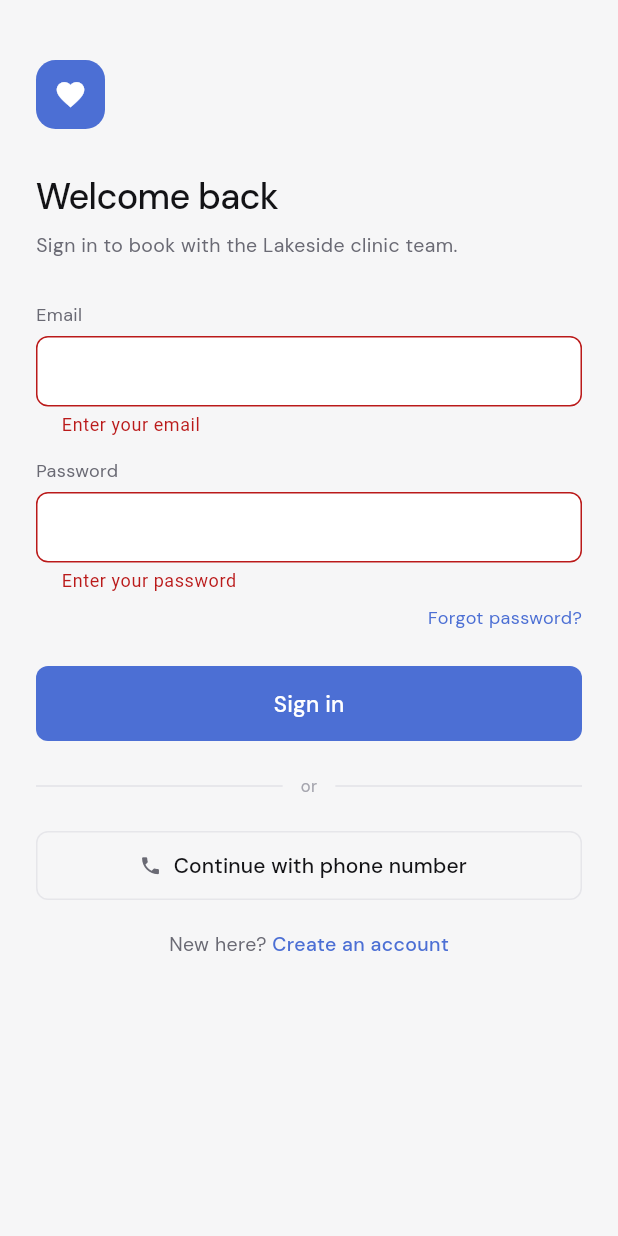
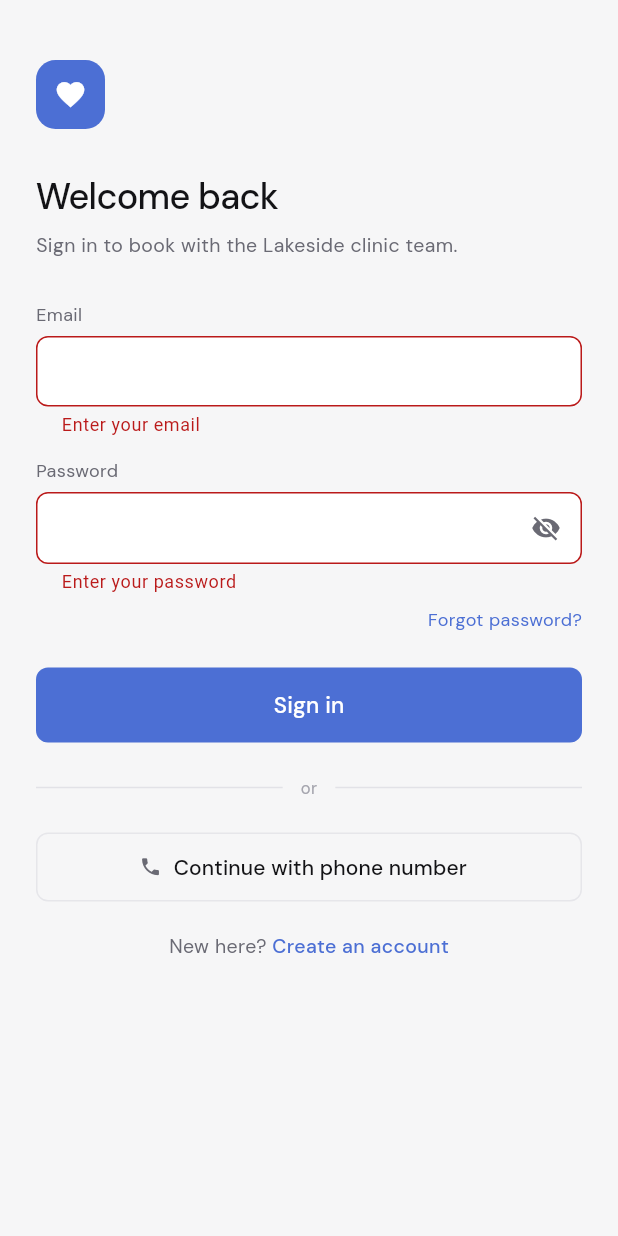
Before and after one commit to samarhanysalem/My_flutter_app, a Flutter app: the screen it shows after launch, after a tap on "Sign in", on a phone screen of 412 x 824 dp. Run offline on Flutter 3.47's test engine with Material 3 defaults, Android fonts, the phone set to English and light mode, and no system bars; our stand-ins replace cloud_firestore, firebase_auth, firebase_core, google_fonts, web; missing offline and left inert: dart:js_interop, firebase_core_platform_interface; accounts and stored records are empty.

Commit message:
Add password show/hide toggle and stronger field validation
- AuthTextField gains a show/hide toggle (visibility icon) for password
  fields, converting it to a StatefulWidget to own that purely local
  UI state.
- New AuthValidators.email (a proper pattern, not just "contains @"),
  shared by Login and Register.
- Register's password validator now also requires a letter and a
  digit alongside the existing 8-character minimum.
- Register's phone field now validates it has at least 7 digits rather
  than just being non-empty.

Email/phone keyboard types (TextInputType.emailAddress / .phone) were
already wired correctly on both screens.

Co-Authored-By: Claude Sonnet 5 <noreply@anthropic.com>
Claude-Session: https://claude.ai/code/session_0116hh8G1CEdFdevvu5g6h5Q

```diff
--- /dev/null
+++ b/lib/features/auth/auth_validators.dart
@@ -0,0 +1,16 @@
+/// Shared field validators for the sign-in/sign-up forms.
+class AuthValidators {
+  const AuthValidators._();
+
+  static final _emailPattern = RegExp(r'^[\w.-]+@([\w-]+\.)+[A-Za-z]{2,}$');
+
+  static String? email(String? value) {
+    if (value == null || value.trim().isEmpty) {
+      return 'Enter your email';
+    }
+    if (!_emailPattern.hasMatch(value.trim())) {
+      return 'Enter a valid email';
+    }
+    return null;
+  }
+}
--- a/lib/features/auth/view/login_view.dart
+++ b/lib/features/auth/view/login_view.dart
@@ -2,6 +2,7 @@ import 'package:flutter/material.dart';
 import 'package:google_fonts/google_fonts.dart';
 import 'package:provider/provider.dart';
 
+import '../auth_validators.dart';
 import '../widgets/auth_colors.dart';
 import '../widgets/auth_error_text.dart';
 import '../widgets/auth_primary_button.dart';
@@ -104,15 +105,7 @@ class _LoginViewState extends State<LoginView> {
                         controller: _emailController,
                         keyboardType: TextInputType.emailAddress,
                         autofillHints: const [AutofillHints.email],
-                        validator: (value) {
-                          if (value == null || value.trim().isEmpty) {
-                            return 'Enter your email';
-                          }
-                          if (!value.contains('@')) {
-                            return 'Enter a valid email';
-                          }
-                          return null;
-                        },
+                        validator: AuthValidators.email,
                       ),
                       const SizedBox(height: 14),
                       AuthTextField(
--- a/lib/features/auth/widgets/auth_text_field.dart
+++ b/lib/features/auth/widgets/auth_text_field.dart
@@ -5,8 +5,9 @@ import 'auth_colors.dart';
 
 /// Labeled input matching the design handoff's field spec: 12px secondary
 /// label, 6px gap, 46px-tall input with an 8px-radius border that turns
-/// accent-colored on focus.
-class AuthTextField extends StatelessWidget {
+/// accent-colored on focus. When [obscureText] is true, shows a show/hide
+/// toggle rather than always hiding the input.
+class AuthTextField extends StatefulWidget {
   const AuthTextField({
     super.key,
     required this.label,
@@ -24,6 +25,13 @@ class AuthTextField extends StatelessWidget {
   final Iterable<String>? autofillHints;
   final String? Function(String?)? validator;
 
+  @override
+  State<AuthTextField> createState() => _AuthTextFieldState();
+}
+
+class _AuthTextFieldState extends State<AuthTextField> {
+  late bool _obscured = widget.obscureText;
+
   OutlineInputBorder _border(Color color) => OutlineInputBorder(
     borderRadius: BorderRadius.circular(8),
     borderSide: BorderSide(color: color),
@@ -36,17 +44,20 @@ class AuthTextField extends StatelessWidget {
       mainAxisSize: MainAxisSize.min,
       children: [
         Text(
-          label,
-          style: GoogleFonts.dmSans(fontSize: 12, color: AuthColors.textSecondary),
+          widget.label,
+          style: GoogleFonts.dmSans(
+            fontSize: 12,
+            color: AuthColors.textSecondary,
+          ),
         ),
         const SizedBox(height: 6),
         TextFormField(
-          key: Key('authField_$label'),
-          controller: controller,
-          obscureText: obscureText,
-          keyboardType: keyboardType,
-          autofillHints: autofillHints,
-          validator: validator,
+          key: Key('authField_${widget.label}'),
+          controller: widget.controller,
+          obscureText: _obscured,
+          keyboardType: widget.keyboardType,
+          autofillHints: widget.autofillHints,
+          validator: widget.validator,
           style: GoogleFonts.dmSans(fontSize: 14, color: AuthColors.ink),
           decoration: InputDecoration(
             isDense: true,
@@ -61,6 +72,17 @@ class AuthTextField extends StatelessWidget {
             focusedBorder: _border(AuthColors.accent),
             errorBorder: _border(Theme.of(context).colorScheme.error),
             focusedErrorBorder: _border(Theme.of(context).colorScheme.error),
+            suffixIcon: widget.obscureText
+                ? IconButton(
+                    icon: Icon(
+                      _obscured ? Icons.visibility_off : Icons.visibility,
+                      size: 20,
+                      color: AuthColors.textSecondary,
+                    ),
+                    tooltip: _obscured ? 'Show password' : 'Hide password',
+                    onPressed: () => setState(() => _obscured = !_obscured),
+                  )
+                : null,
           ),
         ),
       ],
```
Also changed, not shown: lib/features/auth/view/register_view.dart (+13 -9 lines), 1 other file.
